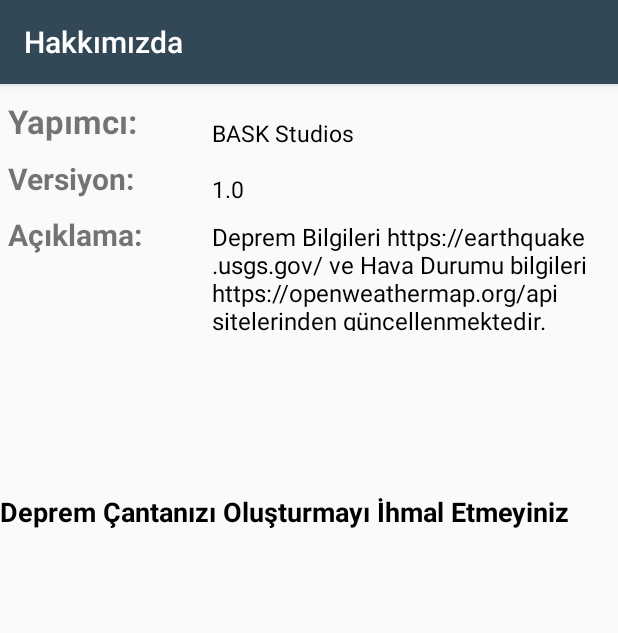
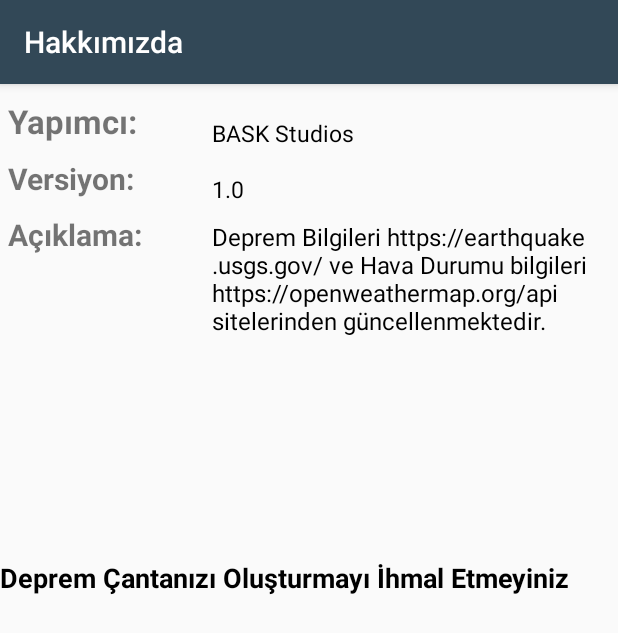
Before and after one commit to BaskStudios/vol1, an Android app: the AboutUsFragment screen opened directly, with no data from a screen before it, on a phone screen of 412 x 824 dp. Shown: the top 633 px of the screen. Run offline under Robolectric (Android 15) with nearby library versions, the phone set to English and light mode, and no system bars.

Commit message:
Update fragment_about_us.xml

```diff
--- a/app/src/main/res/layout/fragment_about_us.xml
+++ b/app/src/main/res/layout/fragment_about_us.xml
@@ -70,35 +70,37 @@
         </LinearLayout>
 
         <LinearLayout
+            android:id="@+id/description_layout"
+            android:layout_width="match_parent"
+            android:layout_height="112dp"
             android:layout_marginTop="10dp"
+            android:orientation="horizontal"
             android:paddingLeft="5dp"
-            android:layout_width="match_parent"
-            android:layout_height="wrap_content"
-            android:id="@+id/description_layout"
-            android:orientation="horizontal"
             android:weightSum="3">
+
             <TextView
+                android:id="@+id/description_text"
                 android:layout_width="match_parent"
                 android:layout_height="wrap_content"
-                android:id="@+id/description_text"
-                android:textStyle="bold"
+                android:layout_weight="2"
                 android:text="@string/about_description"
                 android:textSize="20dp"
 
-                android:layout_weight="2"/>
+                android:textStyle="bold" />
 
             <TextView
+                android:id="@+id/description_data"
                 android:layout_width="match_parent"
                 android:layout_height="wrap_content"
-                android:id="@+id/description_data"
-                android:textSize="16dp"
+                android:layout_weight="1"
                 android:inputType="textMultiLine"
+                android:text="@string/description"
                 android:textColor="#000000"
-                android:text="@string/description"
-                android:layout_weight="1"/>
+                android:textSize="16dp" />
         </LinearLayout>
 
         <LinearLayout
+            android:layout_marginTop="10dp"
             android:paddingLeft="5dp"
             android:layout_width="match_parent"
             android:layout_height="wrap_content"
```
